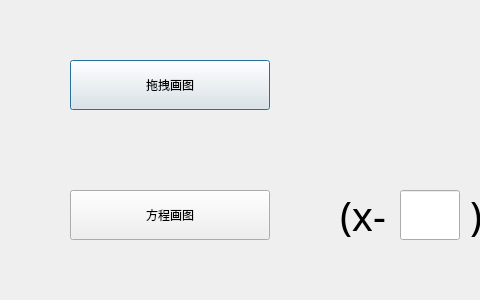
The window that circle_select.ui (cjinchi/ComputerGraphics) describes before a commit, drawn with Qt 5; both pictures show x 0 to 480 and y 0 to 300 of the 1000 by 300 pixel window.
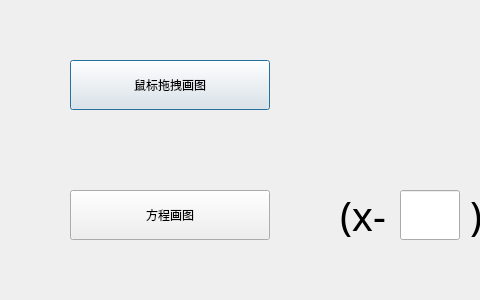
The same window after the commit.

What changed in the file:
```diff
--- a/circle_select.ui
+++ b/circle_select.ui
@@ -47,7 +47,7 @@
     </size>
    </property>
    <property name="text">
-    <string>拖拽画图</string>
+    <string>鼠标拖拽画图</string>
    </property>
   </widget>
   <widget class="QPushButton" name="pushButton_2">
```
Left out of the diff: 10 changed lines with no effect on the pictures.
